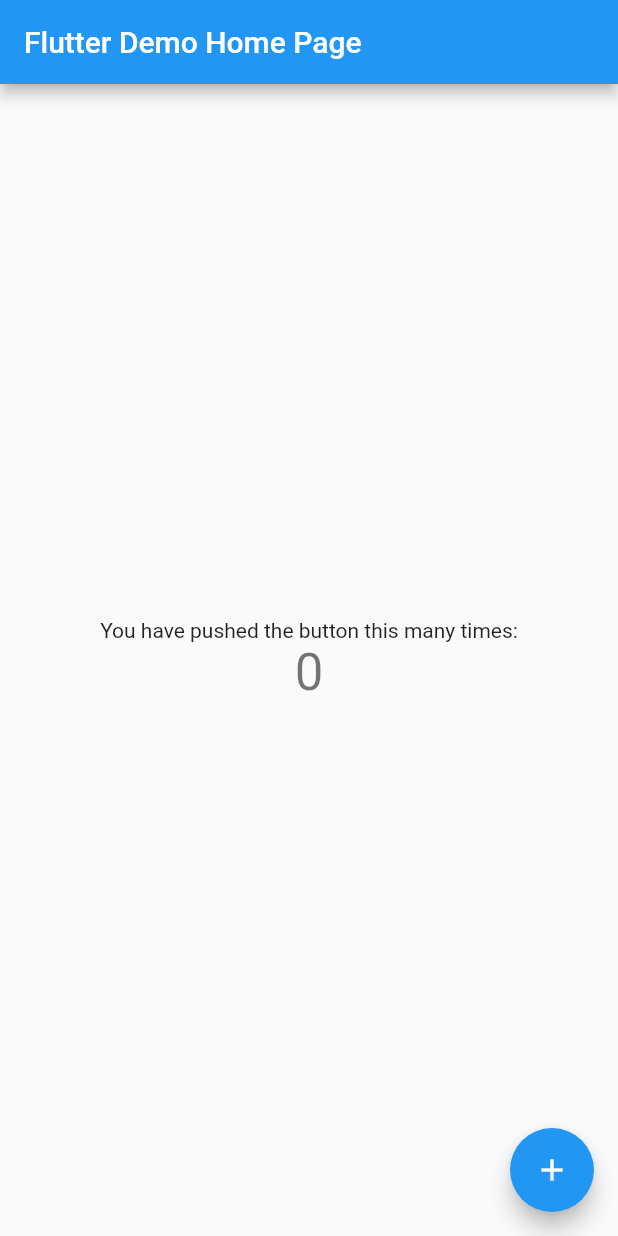
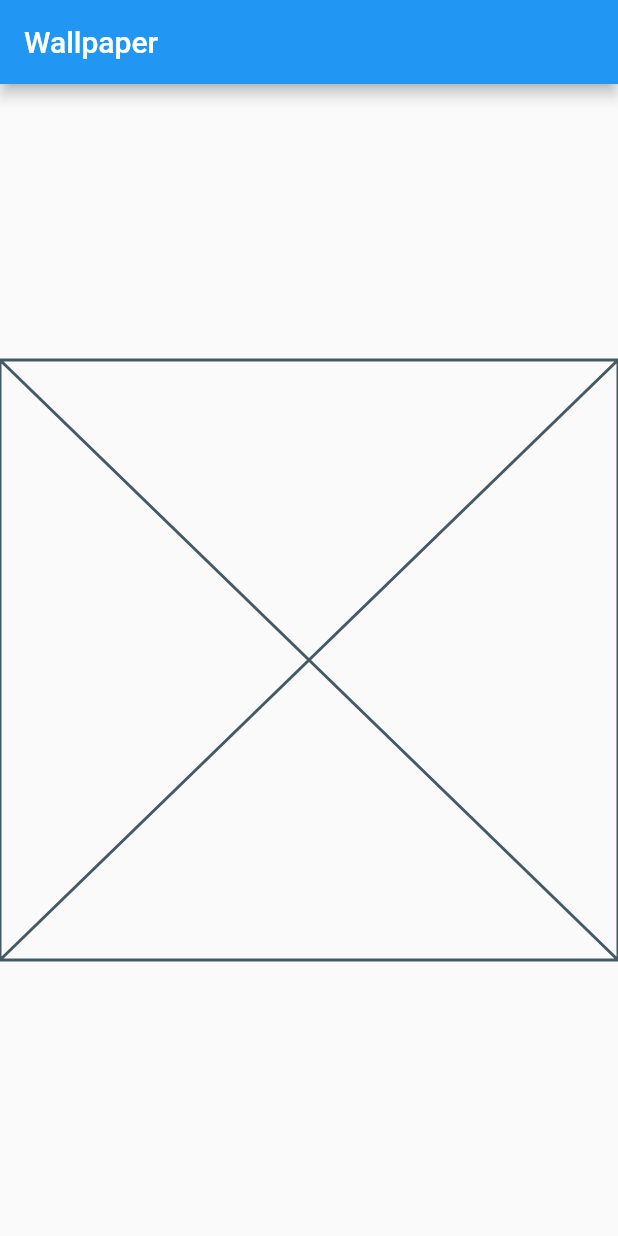
Before and after one commit to tobiasreissmann/wallpaper, a Flutter app: the screen it shows after launch, on a phone screen of 412 x 824 dp. Run offline on Flutter 3.47's test engine with Material 2 defaults, Android fonts, the phone set to English and light mode, and no system bars.

Commit message:
removed demo

```diff
--- a/lib/main.dart
+++ b/lib/main.dart
@@ -6,57 +6,35 @@ class MyApp extends StatelessWidget {
   @override
   Widget build(BuildContext context) {
     return MaterialApp(
-      title: 'Flutter Demo',
+      title: 'Wallpaper',
       theme: ThemeData(
         primarySwatch: Colors.blue,
       ),
-      home: MyHomePage(title: 'Flutter Demo Home Page'),
+      home: MyHomePage(),
     );
   }
 }
 
 class MyHomePage extends StatefulWidget {
-  MyHomePage({Key key, this.title}) : super(key: key);
-
-  final String title;
-
   @override
   _MyHomePageState createState() => _MyHomePageState();
 }
 
 class _MyHomePageState extends State<MyHomePage> {
-  int _counter = 0;
-
-  void _incrementCounter() {
-    setState(() {
-      _counter++;
-    });
-  }
 
   @override
   Widget build(BuildContext context) {
     return Scaffold(
       appBar: AppBar(
-        title: Text(widget.title),
+        title: Text('Wallpaper'),
       ),
       body: Center(
         child: Column(
           mainAxisAlignment: MainAxisAlignment.center,
           children: <Widget>[
-            Text(
-              'You have pushed the button this many times:',
-            ),
-            Text(
-              '$_counter',
-              style: Theme.of(context).textTheme.display1,
-            ),
+            Placeholder(),
           ],
         ),
-      ),
-      floatingActionButton: FloatingActionButton(
-        onPressed: _incrementCounter,
-        tooltip: 'Increment',
-        child: Icon(Icons.add),
       ),
     );
   }
```
